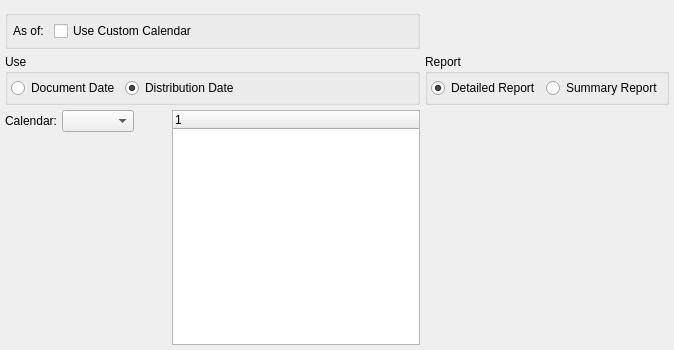
Qt form guiclient/displays/dspTimePhasedOpenARItems.ui (discountscott/qt-client) before a commit.
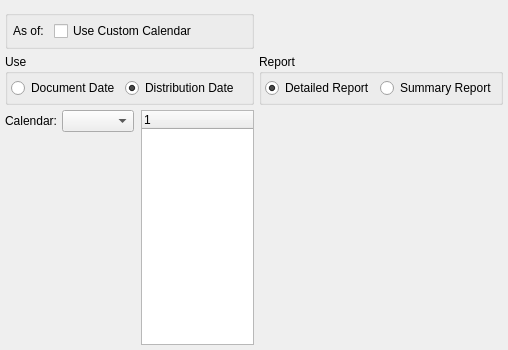
The same form after that commit. Custom widgets are drawn as their Qt base class.

```diff
--- a/guiclient/displays/dspTimePhasedOpenARItems.ui
+++ b/guiclient/displays/dspTimePhasedOpenARItems.ui
@@ -13,7 +13,7 @@
    <rect>
     <x>0</x>
     <y>0</y>
-    <width>674</width>
+    <width>508</width>
     <height>350</height>
    </rect>
   </property>
```
